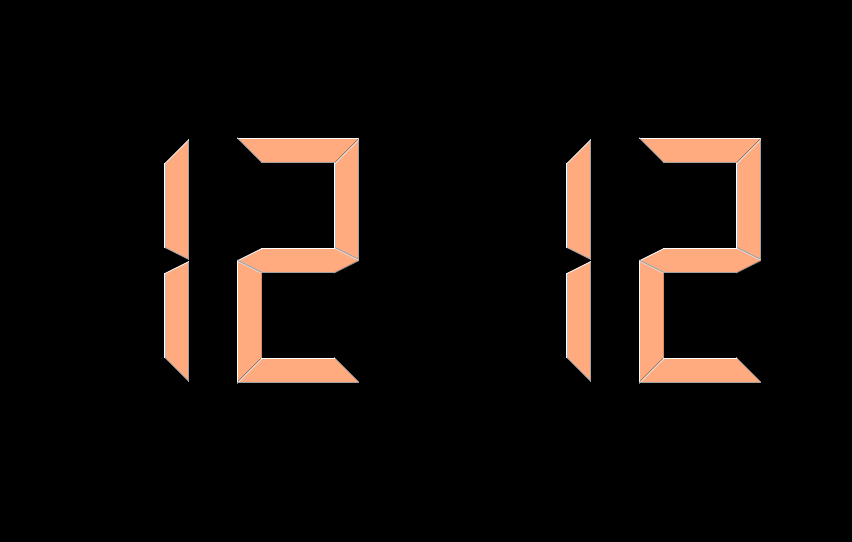
Old version of the form node/basepanel.ui in the repository hyperborg/hyperborg.
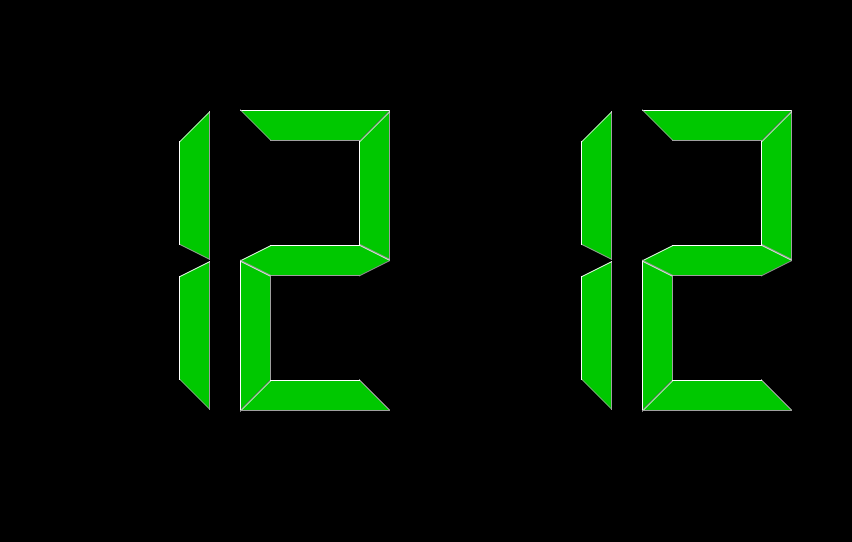
New version of the form.

Commit message: Fixed a typo and clock is green now

What changed in the file:
```diff
--- a/node/basepanel.ui
+++ b/node/basepanel.ui
@@ -131,13 +131,13 @@
           <item>
            <widget class="QLCDNumber" name="lcd_hour">
             <property name="styleSheet">
-             <string notr="true">color: rgb(255, 170, 127);</string>
+             <string notr="true">color: rgb(0,200,0);</string>
             </property>
             <property name="frameShape">
              <enum>QFrame::NoFrame</enum>
             </property>
             <property name="smallDecimalPoint">
-             <bool>true</bool>
+             <bool>false</bool>
             </property>
             <property name="digitCount">
              <number>2</number>
@@ -169,13 +169,13 @@
           <item>
            <widget class="QLCDNumber" name="lcd_min">
             <property name="styleSheet">
-             <string notr="true">color: rgb(255, 170, 127);</string>
+             <string notr="true">color: rgb(0, 200, 0);</string>
             </property>
             <property name="frameShape">
              <enum>QFrame::NoFrame</enum>
             </property>
             <property name="smallDecimalPoint">
-             <bool>true</bool>
+             <bool>false</bool>
             </property>
             <property name="digitCount">
              <number>2</number>
```
The commit also changes 1 other file.
